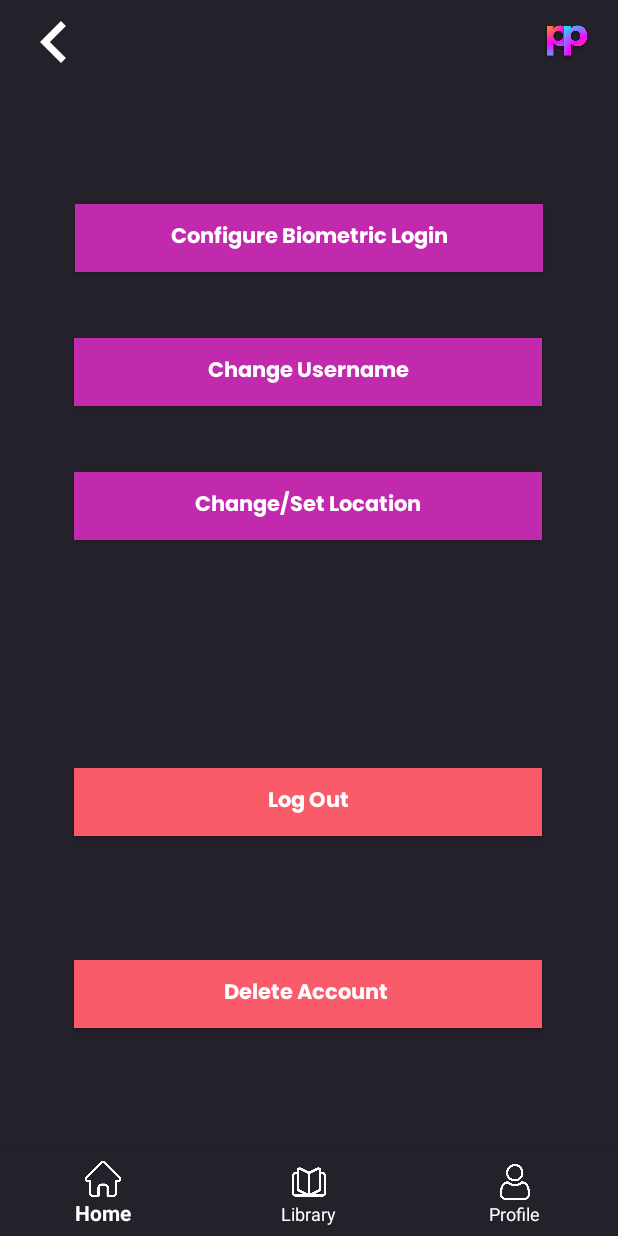
After one commit to PioRomo/137Project, an Android app: the SettingsActivity screen opened directly, with no data from a screen before it, on a phone screen of 412 x 824 dp. The commit adds this screen. Run offline under Robolectric (Android 15) with nearby library versions, the phone set to English and light mode, and no system bars; our stand-ins replace Firebase (no records; nobody signed in at launch, a user with empty details on screens opened directly).

Commit message:
* Created SettingsActivity * Small UI tweaks to Register and Login (changing button colors) *Added buttons to Settings Page -> Configure Biometric Login -> Change Username -> Change/Set Location -> Log Out -> Delete Account
*Functionalities
-> LogOut, DeleteAccount, ChangeUsername are fully functional

*TODO
-> Implement biometric login
-> Implement location
-> Add reset password to login page

```diff
--- a/app/build.gradle
+++ b/app/build.gradle
@@ -11,7 +11,7 @@ android {
     defaultConfig {
         applicationId "com.example.pixelpedia"
         minSdk 21
-        targetSdk 34
+        targetSdk 33
         versionCode 1
         versionName "1.0"
 
--- a/app/src/main/java/com/example/pixelpedia/LoginActivity.kt
+++ b/app/src/main/java/com/example/pixelpedia/LoginActivity.kt
@@ -33,9 +33,9 @@ class LoginActivity : AppCompatActivity() {
         auth.signOut()
 
         //Initialize our views here
-        emailEditText = findViewById(R.id.loginEmailText)
+        emailEditText = findViewById(R.id.changeUsernameText)
         passwordEditText = findViewById(R.id.loginPasswordText)
-        loginButton = findViewById(R.id.loginLoginButton)
+        loginButton = findViewById(R.id.changeUsernameSubmit)
         registerButton = findViewById(R.id.loginRegisterButton)
 
         //Initialize Biometric button
--- /dev/null
+++ b/app/src/main/java/com/example/pixelpedia/SettingsActivity.kt
@@ -0,0 +1,177 @@
+package com.example.pixelpedia
+
+import android.app.AlertDialog
+import android.content.Intent
+import android.os.Bundle
+import android.view.LayoutInflater
+import android.view.View
+import android.widget.Button
+import android.widget.EditText
+import android.widget.ImageView
+import android.widget.Toast
+import androidx.appcompat.app.AppCompatActivity
+import com.google.android.material.bottomnavigation.BottomNavigationView
+import com.google.firebase.auth.EmailAuthProvider
+import com.google.firebase.auth.FirebaseAuth
+import com.google.firebase.auth.UserProfileChangeRequest
+import com.google.firebase.firestore.FirebaseFirestore
+
+class SettingsActivity : AppCompatActivity() {
+
+    private lateinit var auth: FirebaseAuth
+    private lateinit var db: FirebaseFirestore
+    private lateinit var logOutButton: Button
+    private lateinit var deleteAccountButton: Button
+    private lateinit var changeUsernameButton: Button
+    private lateinit var leftChevron: ImageView
+
+
+    override fun onCreate(savedInstanceState: Bundle?) {
+        super.onCreate(savedInstanceState)
+
+        setContentView(R.layout.activity_settings)
+
+        //Initialize Firebase and other vars
+        auth = FirebaseAuth.getInstance()
+        db = FirebaseFirestore.getInstance()
+        logOutButton = findViewById(R.id.log_out_button)
+        deleteAccountButton = findViewById(R.id.delete_account)
+        changeUsernameButton = findViewById(R.id.change_username)
+        leftChevron = findViewById(R.id.leftChevron)
+
+        //Redirect to Change username form
+        changeUsernameButton.setOnClickListener{
+            val intent = Intent(this, ChangeUsernameActivity::class.java)
+            startActivity(intent)
+        }
+
+        //Back to the home page
+        leftChevron.setOnClickListener{
+            val intent = Intent(this, MainActivity::class.java)
+            startActivity(intent)
+        }
+        /*
+        resetPasswordButton.setOnClickListener {
+            // Get the current logged-in user's email
+            val userEmail = auth.currentUser?.email
+
+            if (userEmail != null) {
+                sendPasswordResetEmail(userEmail)
+            } else {
+                Toast.makeText(this, "No user is logged in.", Toast.LENGTH_SHORT).show()
+            }
+        }*/
+
+        //Log out functionality
+        logOutButton.setOnClickListener{
+            auth.signOut()
+            startActivity(Intent(this, LoginActivity::class.java))  // Example redirect to login page
+            finish()
+        }
+
+        //Delete user functionality
+        deleteAccountButton.setOnClickListener {
+            confirmDeleteAccount()
+        }
+
+        // Find BottomNavigationView
+        val bottomNav = findViewById<BottomNavigationView>(R.id.bottomNav)
+
+        // Handle navigation item clicks
+        bottomNav.setOnItemSelectedListener { item ->
+            when (item.itemId) {
+                R.id.nav_home -> {
+                    startActivity(Intent(this, SettingsActivity::class.java))
+                    true
+                }
+                R.id.nav_library -> {
+                    startActivity(Intent(this, SettingsActivity::class.java))
+                    true
+                }
+                R.id.nav_profile -> {
+                    startActivity(Intent(this, SettingsActivity::class.java))
+                    true
+                }
+                else -> false
+            }
+        }
+    }
+
+    private fun confirmDeleteAccount() {
+        val user = auth.currentUser
+        if (user == null) {
+            Toast.makeText(this, "No user is logged in", Toast.LENGTH_SHORT).show()
+            return
+        }
+
+        AlertDialog.Builder(this)
+            .setTitle("Delete Account")
+            .setMessage("Are you sure you want to permanently delete your account?")
+            .setPositiveButton("Yes") { _, _ ->
+                showPasswordDialog(user.email ?: "")
+            }
+            .setNegativeButton("No", null)
+            .show()
+    }
+
+    private fun showPasswordDialog(email: String) {
+        val dialogView = LayoutInflater.from(this).inflate(R.layout.dialog_password, null)
+        val passwordInput = dialogView.findViewById<EditText>(R.id.editTextPassword)
+
+        AlertDialog.Builder(this)
+            .setTitle("Reauthenticate")
+            .setMessage("Enter your password to continue:")
+            .setView(dialogView)
+            .setPositiveButton("Confirm") { _, _ ->
+                val password = passwordInput.text.toString().trim()
+                if (password.isEmpty()) {
+                    Toast.makeText(this, "Password cannot be empty", Toast.LENGTH_SHORT).show()
+                } else {
+                    reauthenticateAndDelete(email, password)
+                }
+            }
+            .setNegativeButton("Cancel", null)
+            .show()
+    }
+
+    private fun reauthenticateAndDelete(email: String, password: String) {
+        val user = auth.currentUser
+        if (user == null) {
+            Toast.makeText(this, "No user found", Toast.LENGTH_SHORT).show()
+            return
+        }
+
+        val credential = EmailAuthProvider.getCredential(email, password)
+        user.reauthenticate(credential)
+            .addOnSuccessListener {
+                user.delete()
+                    .addOnSuccessListener {
+                        Toast.makeText(this, "Account deleted successfully", Toast.LENGTH_SHORT).show()
+                        val intent = Intent(this, LoginActivity::class.java)
+                        intent.flags = Intent.FLAG_ACTIVITY_NEW_TASK or Intent.FLAG_ACTIVITY_CLEAR_TASK
+                        startActivity(intent)
+                        finish()
+                    }
+                    .addOnFailureListener { e ->
+                        Toast.makeText(this, "Failed to delete account: ${e.message}", Toast.LENGTH_SHORT).show()
+                    }
+            }
+            .addOnFailureListener { e ->
+                Toast.makeText(this, "Reauthentication failed: ${e.message}", Toast.LENGTH_SHORT).show()
+            }
+    }
+
+    private fun sendPasswordResetEmail(email: String) {
+        auth.sendPasswordResetEmail(email)
+            .addOnCompleteListener { task ->
+                if (task.isSuccessful) {
+                    // Successfully sent the reset email
+                    Toast.makeText(this, "Reset email sent to $email. Please check your inbox.", Toast.LENGTH_SHORT).show()
+                } else {
+                    // Failed to send the reset email
+                    Toast.makeText(this, "Failed to send reset email. Please try again.", Toast.LENGTH_SHORT).show()
+                }
+            }
+    }
+
+}
--- /dev/null
+++ b/app/src/main/res/drawable/baseline_chevron_left_24.xml
@@ -0,0 +1,5 @@
+<vector xmlns:android="http://schemas.android.com/apk/res/android" android:height="24dp" android:tint="#FFFFFF" android:viewportHeight="24" android:viewportWidth="24" android:width="24dp">
+
+    <path android:fillColor="@android:color/white" android:pathData="M15.41,7.41L14,6l-6,6 6,6 1.41,-1.41L10.83,12z"/>
+
+</vector>
--- a/app/src/main/res/layout/activity_register.xml
+++ b/app/src/main/res/layout/activity_register.xml
@@ -41,7 +41,7 @@
             android:layout_marginStart="122dp"
             android:layout_marginEnd="110dp"
             android:layout_marginBottom="18dp"
-            android:background="@android:color/transparent"
+            android:background="@color/PrimaryMagenta"
             android:fontFamily="@font/poppins_bold"
             android:text="Register"
             android:textAllCaps="false"
--- /dev/null
+++ b/app/src/main/res/layout/activity_settings.xml
@@ -0,0 +1,148 @@
+<?xml version="1.0" encoding="utf-8"?>
+<androidx.constraintlayout.widget.ConstraintLayout xmlns:android="http://schemas.android.com/apk/res/android"
+    xmlns:app="http://schemas.android.com/apk/res-auto"
+    xmlns:tools="http://schemas.android.com/tools"
+    android:id="@+id/main"
+    android:layout_width="match_parent"
+    android:layout_height="match_parent"
+    android:background="@color/PrimaryPurple"
+    tools:context=".MainActivity">
+
+    <!-- Top Bar with Logo and Settings Icon -->
+    <RelativeLayout
+        android:id="@+id/topBar"
+        android:layout_width="match_parent"
+        android:layout_height="56dp"
+        android:background="@color/PrimaryPurple"
+        app:layout_constraintEnd_toEndOf="parent"
+        app:layout_constraintStart_toStartOf="parent"
+        app:layout_constraintTop_toTopOf="parent">
+
+        <ImageView
+            android:id="@+id/logo"
+            android:layout_width="40dp"
+            android:layout_height="40dp"
+            android:layout_alignParentTop="true"
+            android:layout_alignParentEnd="true"
+            android:layout_alignParentBottom="true"
+            android:layout_marginStart="16dp"
+            android:layout_marginTop="7dp"
+            android:layout_marginEnd="14dp"
+            android:layout_marginBottom="9dp"
+            android:src="@drawable/pixelpedialogo" />
+
+        <ImageView
+            android:id="@+id/leftChevron"
+            android:layout_width="65dp"
+            android:layout_height="match_parent"
+            android:layout_alignParentStart="true"
+            android:layout_alignParentTop="true"
+            android:layout_alignParentBottom="true"
+            android:layout_marginStart="3dp"
+            android:layout_marginTop="0dp"
+            android:layout_marginBottom="0dp"
+            app:srcCompat="@drawable/baseline_chevron_left_24" />
+
+    </RelativeLayout>
+
+    <!-- Search Bar -->
+
+    <!-- Weekly Top Profiles Section -->
+
+    <!-- User Profile Containers -->
+    <LinearLayout
+        android:id="@+id/userProfilesContainer"
+        android:layout_width="0dp"
+        android:layout_height="0dp"
+        android:background="@color/PrimaryPurple"
+        android:elevation="4dp"
+        android:orientation="vertical"
+        android:padding="16dp"
+        app:layout_constraintBottom_toTopOf="@id/bottomNav"
+        app:layout_constraintEnd_toEndOf="parent"
+        app:layout_constraintStart_toStartOf="parent" />
+
+    <!-- Bottom Navigation Bar -->
+    <com.google.android.material.bottomnavigation.BottomNavigationView
+        android:id="@+id/bottomNav"
+        android:layout_width="match_parent"
+        android:layout_height="wrap_content"
+        android:background="@color/PrimaryPurple"
+        app:itemIconTint="@color/white"
+        app:itemTextColor="@color/white"
+        app:layout_constraintBottom_toBottomOf="parent"
+        app:layout_constraintEnd_toEndOf="parent"
+        app:layout_constraintStart_toStartOf="parent"
+        app:menu="@menu/bottom_nav_menu" />
+
+    <Button
+        android:id="@+id/set_up_biometrics"
+        android:layout_width="312dp"
+        android:layout_height="45dp"
+        android:layout_marginTop="80dp"
+        android:background="@color/PrimaryMagenta"
+        android:fontFamily="@font/poppins_bold"
+        android:text="Configure Biometric Login"
+        android:textAllCaps="false"
+        app:layout_constraintEnd_toEndOf="parent"
+        app:layout_constraintHorizontal_bias="0.497"
+        app:layout_constraintStart_toStartOf="parent"
+        app:layout_constraintTop_toBottomOf="@+id/topBar" />
+
+    <Button
+        android:id="@+id/change_username"
+        android:layout_width="312dp"
+        android:layout_height="45dp"
+        android:layout_marginTop="44dp"
+        android:background="@color/PrimaryMagenta"
+        android:fontFamily="@font/poppins_bold"
+        android:text="Change Username"
+        android:textAllCaps="false"
+        app:layout_constraintEnd_toEndOf="parent"
+        app:layout_constraintHorizontal_bias="0.494"
+        app:layout_constraintStart_toStartOf="parent"
+        app:layout_constraintTop_toBottomOf="@+id/set_up_biometrics" />
+
+    <Button
+        android:id="@+id/change_location"
+        android:layout_width="312dp"
+        android:layout_height="45dp"
+        android:layout_marginTop="44dp"
+        android:background="@color/PrimaryMagenta"
+        android:fontFamily="@font/poppins_bold"
+        android:text="Change/Set Location"
+        android:textAllCaps="false"
+        app:layout_constraintEnd_toEndOf="parent"
+        app:layout_constraintHorizontal_bias="0.494"
+        app:layout_constraintStart_toStartOf="parent"
+        app:layout_constraintTop_toBottomOf="@+id/change_username" />
+
+    <Button
+        android:id="@+id/log_out_button"
+        android:layout_width="312dp"
+        android:layout_height="45dp"
+        android:layout_marginTop="152dp"
+        android:background="@color/Salmon"
+        android:fontFamily="@font/poppins_bold"
+        android:text="Log Out"
+        android:textAllCaps="false"
+        app:layout_constraintEnd_toEndOf="parent"
+        app:layout_constraintHorizontal_bias="0.494"
+        app:layout_constraintStart_toStartOf="parent"
+        app:layout_constraintTop_toBottomOf="@+id/change_location" />
+
+    <Button
+        android:id="@+id/delete_account"
+        android:layout_width="312dp"
+        android:layout_height="45dp"
+        android:background="@color/Salmon"
+        android:fontFamily="@font/poppins_bold"
+        android:text="Delete Account "
+        android:textAllCaps="false"
+        app:layout_constraintBottom_toTopOf="@+id/bottomNav"
+        app:layout_constraintEnd_toEndOf="parent"
+        app:layout_constraintHorizontal_bias="0.494"
+        app:layout_constraintStart_toStartOf="parent"
+        app:layout_constraintTop_toBottomOf="@+id/log_out_button" />
+
+</androidx.constraintlayout.widget.ConstraintLayout>
--- a/app/src/main/res/values/strings.xml
+++ b/app/src/main/res/values/strings.xml
@@ -4,4 +4,6 @@
     <string name="dummy_content">DUMMY\nCONTENT</string>
     <string name="title_activity_splash">SplashActivity</string>
     <string name="title_activity_dummy">DummyActivity</string>
+    <string name="title_activity_settings">SettingsActivity</string>
+    <string name="title_activity_change_username">ChangeUsernameActivity</string>
 </resources>
```
Also changed, not shown: app/src/main/AndroidManifest.xml (+13 -2 lines), app/src/main/java/com/example/pixelpedia/ChangeUsernameActivity.kt (added, +98 -0 lines), app/src/main/java/com/example/pixelpedia/MainActivity.kt (+13 -0 lines), app/src/main/res/layout/activity_change_username.xml (added, +100 -0 lines), app/src/main/res/layout/activity_login.xml (+4 -4 lines), app/src/main/res/layout/dialog_password.xml (added, +15 -0 lines).
